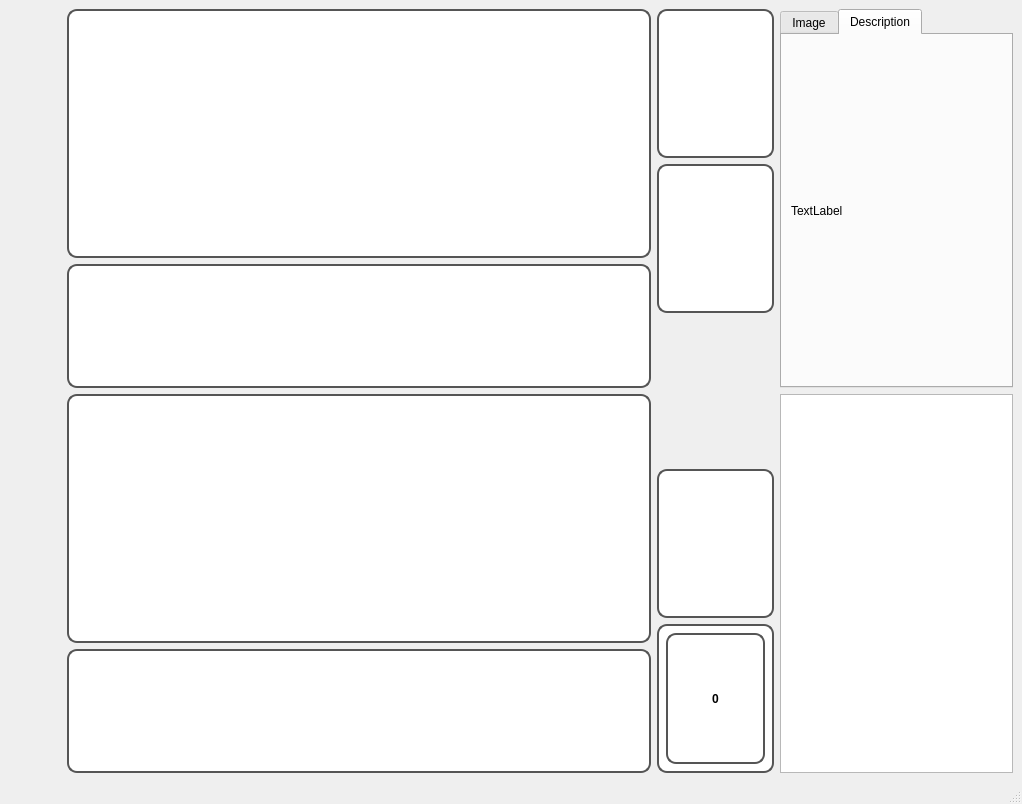
Old version of the form gamewindow.ui in the repository MoatazHellal/Landspire.
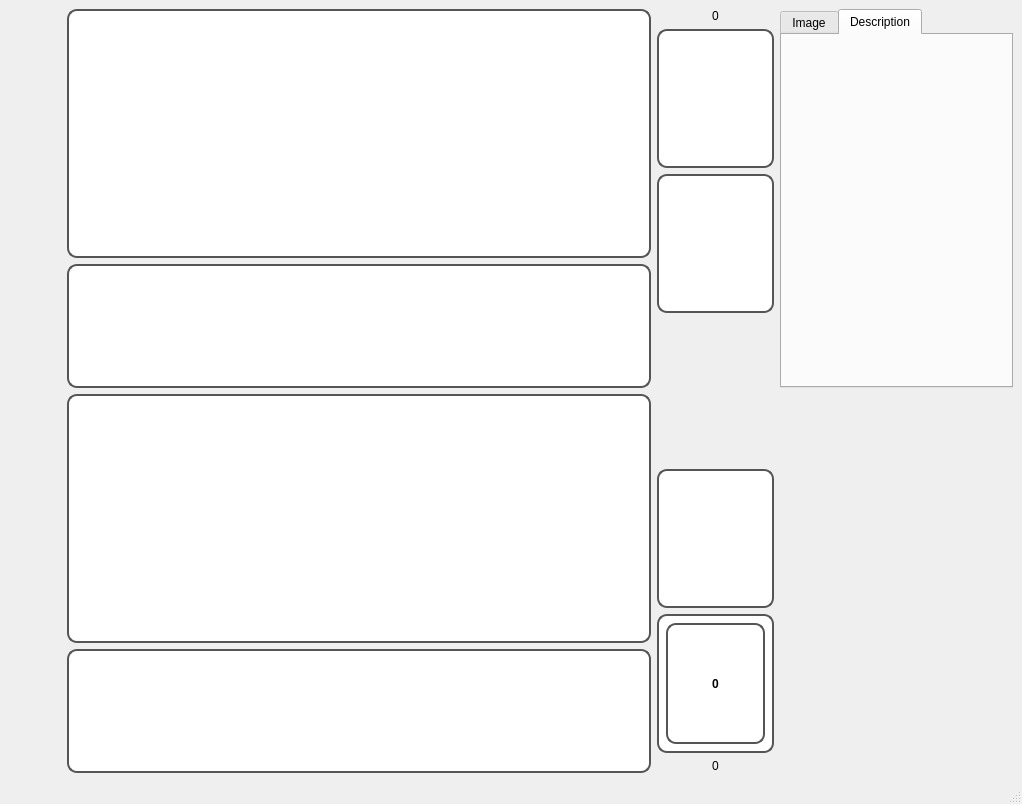
New version of the form. The open tabs and pages were chosen to show the change.

What changed in the file:
```diff
--- a/gamewindow.ui
+++ b/gamewindow.ui
@@ -67,7 +67,17 @@
      </layout>
     </item>
     <item>
-     <layout class="QVBoxLayout" name="SideLayout">
+     <layout class="QVBoxLayout" name="SideLayout" stretch="0,1,1,1,1,1,0">
+      <item>
+       <widget class="QLabel" name="OpponentLP">
+        <property name="text">
+         <string>0</string>
+        </property>
+        <property name="alignment">
+         <set>Qt::AlignmentFlag::AlignCenter</set>
+        </property>
+       </widget>
+      </item>
       <item>
        <widget class="QWidget" name="OpponentDeck" native="true">
         <property name="styleSheet">
@@ -137,10 +147,20 @@
         </layout>
        </widget>
       </item>
+      <item>
+       <widget class="QLabel" name="PlayerLP">
+        <property name="text">
+         <string>0</string>
+        </property>
+        <property name="alignment">
+         <set>Qt::AlignmentFlag::AlignCenter</set>
+        </property>
+       </widget>
+      </item>
      </layout>
     </item>
     <item>
-     <layout class="QVBoxLayout" name="InfoLayout" stretch="0,0">
+     <layout class="QVBoxLayout" name="InfoLayout" stretch="1,1">
       <item>
        <widget class="QTabWidget" name="CardPreview">
         <property name="currentIndex">
@@ -168,7 +188,7 @@
           <item>
            <widget class="QLabel" name="DescriptionPreview">
             <property name="text">
-             <string>TextLabel</string>
+             <string/>
             </property>
             <property name="wordWrap">
              <bool>true</bool>
@@ -180,7 +200,17 @@
        </widget>
       </item>
       <item>
-       <widget class="QListView" name="listView"/>
+       <widget class="QLabel" name="LogPanel">
+        <property name="text">
+         <string/>
+        </property>
+        <property name="alignment">
+         <set>Qt::AlignmentFlag::AlignLeading|Qt::AlignmentFlag::AlignLeft|Qt::AlignmentFlag::AlignTop</set>
+        </property>
+        <property name="wordWrap">
+         <bool>true</bool>
+        </property>
+       </widget>
       </item>
      </layout>
     </item>
```
Left out of the diff: 9 changed lines with no effect on the pictures.
